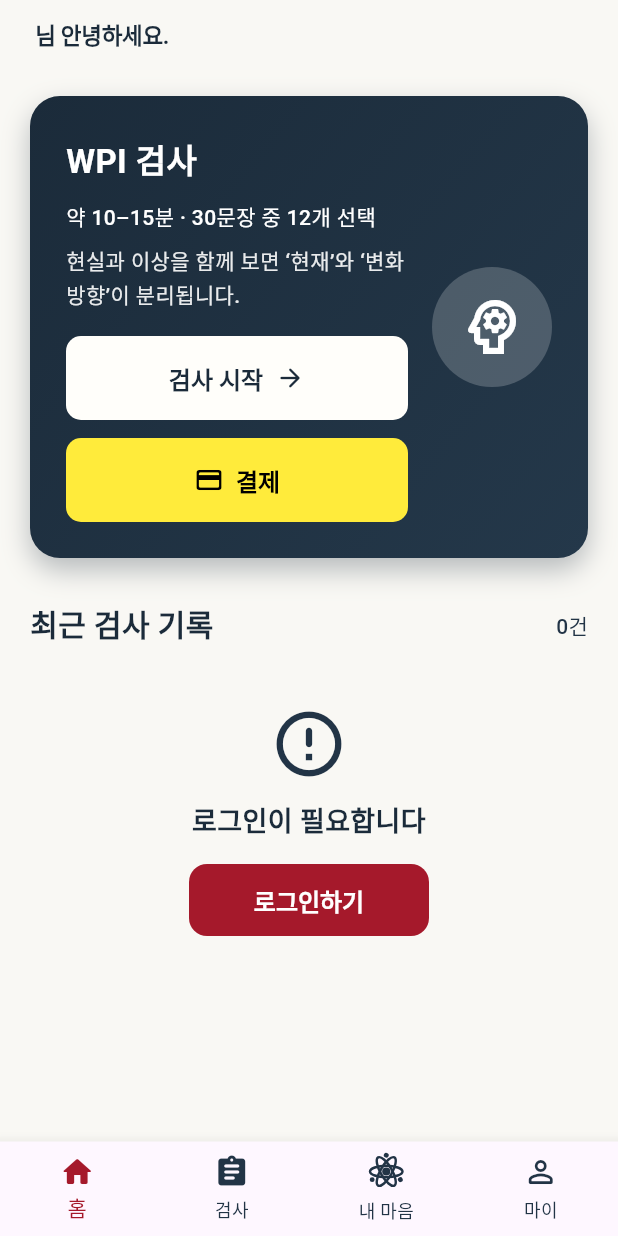
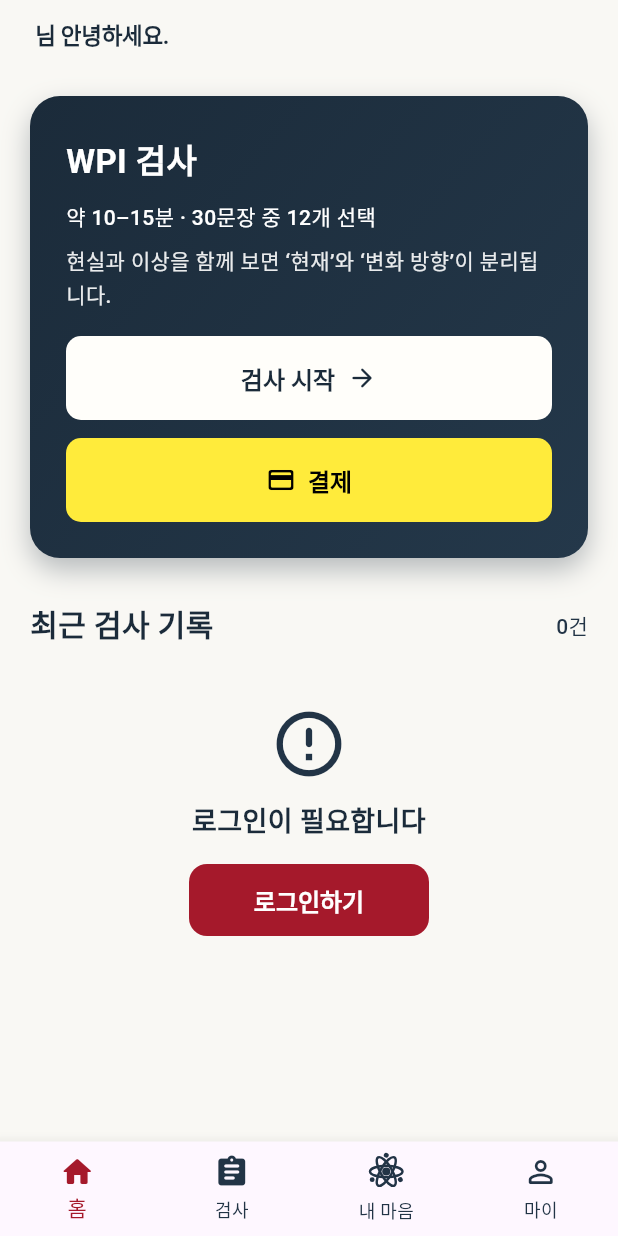
Before and after one commit to wpipainfree/interpreter_front_flutter, a Flutter app: the MainShell screen opened by its route, on a phone screen of 412 x 824 dp. Run offline on Flutter 3.47's test engine with Material 3 defaults, Android fonts, the phone set to English and light mode, and no system bars; our stand-ins replace dio, flutter_local_notifications, flutter_markdown, flutter_secure_storage, flutter_svg, shared_preferences and 2 more; accounts and stored records are empty; Roboto replaces fonts that are missing (Pretendard).

Commit message:
Refactor DashboardScreen and WpiReviewScreen: Remove unused UI components for a cleaner layout. Update app bar actions to enhance navigation flow and user experience across test-related screens. Implement consistent exit flow logic to improve state management when closing test screens.

```diff
--- a/lib/screens/dashboard_screen.dart
+++ b/lib/screens/dashboard_screen.dart
@@ -538,20 +538,6 @@ class _DashboardScreenState extends State<DashboardScreen> {
                   ],
                 ),
               ),
-              const SizedBox(width: 16),
-              Container(
-                width: 80,
-                height: 80,
-                decoration: BoxDecoration(
-                  color: AppColors.textOnDark.withOpacity(0.2),
-                  shape: BoxShape.circle,
-                ),
-                child: const Icon(
-                  Icons.psychology_outlined,
-                  size: 48,
-                  color: AppColors.textOnDark,
-                ),
-              ),
             ],
           ),
         ),
@@ -767,13 +753,6 @@ class _AccountCard extends StatelessWidget {
           ),
           child: Row(
             children: [
-              CircleAvatar(
-                radius: 26,
-                backgroundColor: AppColors.primary.withOpacity(0.1),
-                child: const Icon(Icons.psychology_alt_rounded,
-                    color: AppColors.primary),
-              ),
-              const SizedBox(width: 16),
               Expanded(
                 child: Column(
                   crossAxisAlignment: CrossAxisAlignment.start,
--- a/lib/screens/main_shell.dart
+++ b/lib/screens/main_shell.dart
@@ -3,7 +3,7 @@ import '../services/auth_service.dart';
 import '../utils/app_colors.dart';
 import '../utils/auth_ui.dart';
 import '../utils/main_shell_tab_controller.dart';
-import 'package:flutter_svg/flutter_svg.dart';
+import '../widgets/atom_icon.dart';
 import 'dashboard_screen.dart';
 import 'test/test_intro_screen.dart';
 import 'mymind/my_mind_page.dart';
@@ -77,7 +77,7 @@ class _MainShellState extends State<MainShell> {
                 label: '검사',
               ),
               BottomNavigationBarItem(
-                icon: _AtomIcon(size: 26),
+                icon: const AtomIcon(size: 26),
                 label: '내 마음',
               ),
               const BottomNavigationBarItem(
@@ -103,35 +103,3 @@ class _MainShellState extends State<MainShell> {
     MainShellTabController.index.value = i;
   }
 }
-
-class _AtomIcon extends StatelessWidget {
-  const _AtomIcon({this.size = 24});
-
-  final double size;
-
-  static const String _svg = '''
-<svg xmlns="http://www.w3.org/2000/svg" width="24" height="24" viewBox="0 0 24 24">
-  <circle cx="12" cy="12" r="2.5" fill="currentColor"/>
-
-  <ellipse cx="12" cy="12" rx="3.5" ry="10" fill="none" stroke="currentColor" stroke-width="1.5" transform="rotate(30 12 12)"/>
-  <ellipse cx="12" cy="12" rx="3.5" ry="10" fill="none" stroke="currentColor" stroke-width="1.5" transform="rotate(-30 12 12)"/>
-  <ellipse cx="12" cy="12" rx="10" ry="3.5" fill="none" stroke="currentColor" stroke-width="1.5"/>
-
-  <circle cx="12" cy="2" r="1.5" fill="currentColor" transform="rotate(30 12 2)"/>
-  <circle cx="20.66" cy="17" r="1.5" fill="currentColor" transform="rotate(-30 20.66 17)"/>
-  <circle cx="3.34" cy="17" r="1.5" fill="currentColor"/>
-</svg>
-''';
-
-  @override
-  Widget build(BuildContext context) {
-    final iconTheme = IconTheme.of(context);
-    final color = iconTheme.color;
-    return SvgPicture.string(
-      _svg,
-      width: size,
-      height: size,
-      colorFilter: color != null ? ColorFilter.mode(color, BlendMode.srcIn) : null,
-    );
-  }
-}
--- /dev/null
+++ b/lib/widgets/atom_icon.dart
@@ -0,0 +1,35 @@
+import 'package:flutter/material.dart';
+import 'package:flutter_svg/flutter_svg.dart';
+
+class AtomIcon extends StatelessWidget {
+  const AtomIcon({super.key, this.size = 24});
+
+  final double size;
+
+  static const String _svg = '''
+<svg xmlns="http://www.w3.org/2000/svg" width="24" height="24" viewBox="0 0 24 24">
+  <circle cx="12" cy="12" r="2.5" fill="currentColor"/>
+
+  <ellipse cx="12" cy="12" rx="3.5" ry="10" fill="none" stroke="currentColor" stroke-width="1.5" transform="rotate(30 12 12)"/>
+  <ellipse cx="12" cy="12" rx="3.5" ry="10" fill="none" stroke="currentColor" stroke-width="1.5" transform="rotate(-30 12 12)"/>
+  <ellipse cx="12" cy="12" rx="10" ry="3.5" fill="none" stroke="currentColor" stroke-width="1.5"/>
+
+  <circle cx="12" cy="2" r="1.5" fill="currentColor" transform="rotate(30 12 2)"/>
+  <circle cx="20.66" cy="17" r="1.5" fill="currentColor" transform="rotate(-30 20.66 17)"/>
+  <circle cx="3.34" cy="17" r="1.5" fill="currentColor"/>
+</svg>
+''';
+
+  @override
+  Widget build(BuildContext context) {
+    final iconTheme = IconTheme.of(context);
+    final color = iconTheme.color;
+    return SvgPicture.string(
+      _svg,
+      width: size,
+      height: size,
+      colorFilter:
+          color != null ? ColorFilter.mode(color, BlendMode.srcIn) : null,
+    );
+  }
+}
```
Also changed, not shown: lib/test_flow/role_transition_screen.dart (+23 -5 lines), 4 other files.
